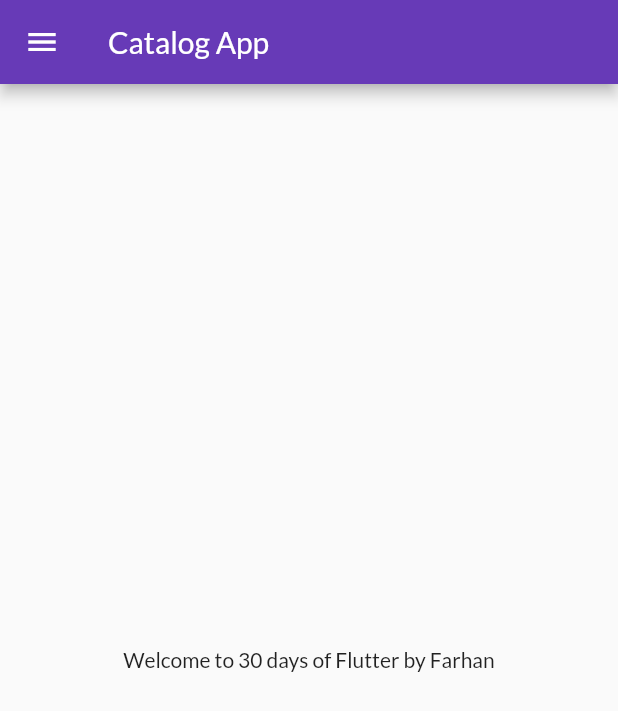
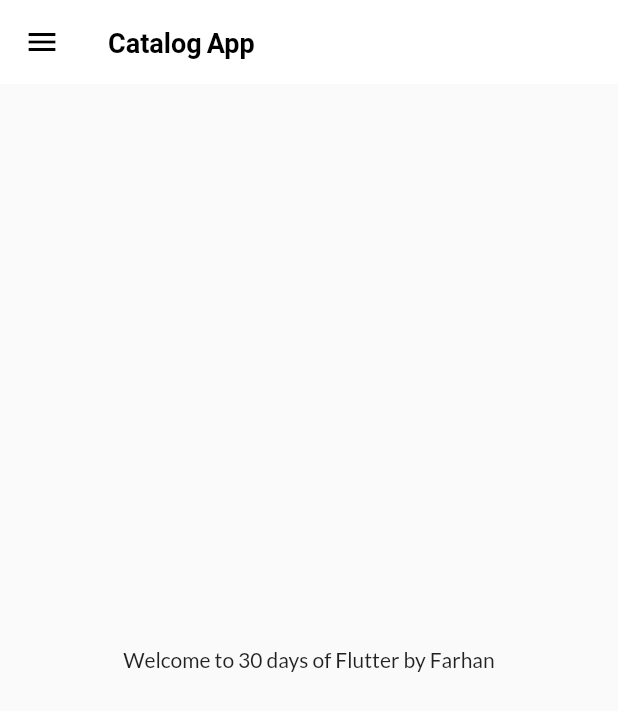
Before and after one commit to farhan17p/30DaysOfFlutter, a Flutter app: the screen it shows after launch, on a phone screen of 412 x 824 dp. Shown: the top 711 px of the screen. Run offline on Flutter 3.47's test engine with Material 2 defaults, Android fonts, the phone set to English and light mode, and no system bars; our stand-ins replace google_fonts.

Commit message:
Day 10 completed

```diff
--- a/lib/main.dart
+++ b/lib/main.dart
@@ -4,7 +4,7 @@ import 'package:flutter/material.dart';
 import 'package:flutter_catalog/pages/home_page.dart';
 import 'package:flutter_catalog/pages/login_page.dart';
 import 'package:flutter_catalog/utils/routes.dart';
-import 'package:google_fonts/google_fonts.dart';
+import 'package:flutter_catalog/widgets/themes.dart';
 
 void main() {
   runApp(MyApp());
@@ -17,15 +17,8 @@ class MyApp extends StatelessWidget {
   Widget build(BuildContext context) {
     return MaterialApp(
       themeMode: ThemeMode.light,
-
-      theme: ThemeData(
-        primarySwatch: Colors.deepPurple,
-        fontFamily: GoogleFonts.lato().fontFamily,
-      ),
-      darkTheme: ThemeData(
-        brightness: Brightness.dark,
-      ),
-      // home: HomePage(),
+      theme: MyTheme.lightTheme(context),
+      darkTheme: MyTheme.darkTheme(context),
       initialRoute: MyRoutes.homeRoute,
       routes: {
         "/": (context) => LoginPage(),
--- /dev/null
+++ b/lib/widgets/themes.dart
@@ -0,0 +1,40 @@
+// ignore_for_file: prefer_const_constructors
+
+import 'package:flutter/material.dart';
+import 'package:google_fonts/google_fonts.dart';
+
+class MyTheme {
+  static ThemeData lightTheme(BuildContext context) => ThemeData(
+        primarySwatch: Colors.deepPurple,
+        fontFamily: GoogleFonts.lato().fontFamily,
+        appBarTheme: AppBarTheme(
+          color: Colors.white,
+          elevation: 0,
+          iconTheme: IconThemeData(
+            color: Colors.black,
+          ),
+          titleTextStyle: TextStyle(
+            color: Colors.black,
+            fontSize: 18,
+            fontWeight: FontWeight.bold,
+          ),
+        ),
+      );
+
+  static ThemeData darkTheme(BuildContext context) => ThemeData(
+        primarySwatch: Colors.deepPurple,
+        fontFamily: GoogleFonts.lato().fontFamily,
+        appBarTheme: AppBarTheme(
+          color: Colors.black,
+          elevation: 0,
+          iconTheme: IconThemeData(
+            color: Colors.white,
+          ),
+          titleTextStyle: TextStyle(
+            color: Colors.white,
+            fontSize: 18,
+            fontWeight: FontWeight.bold,
+          ),
+        ),
+      );
+}
```
Also changed, not shown: lib/models/catalog.dart (added, +21 -0 lines).
